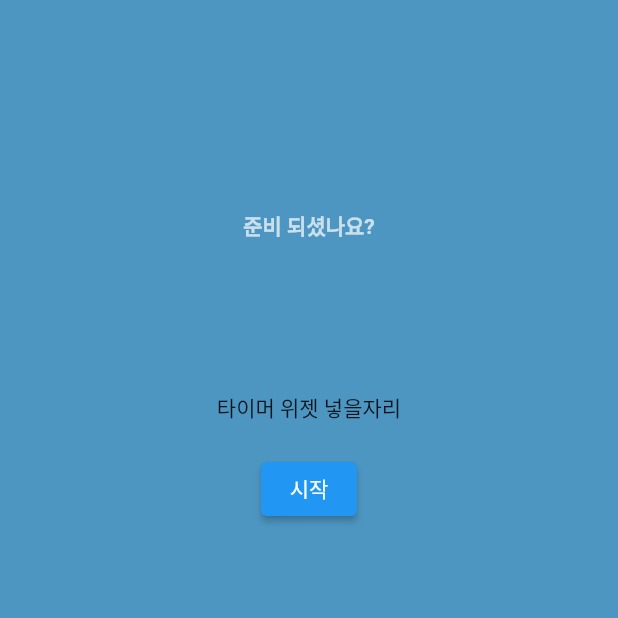
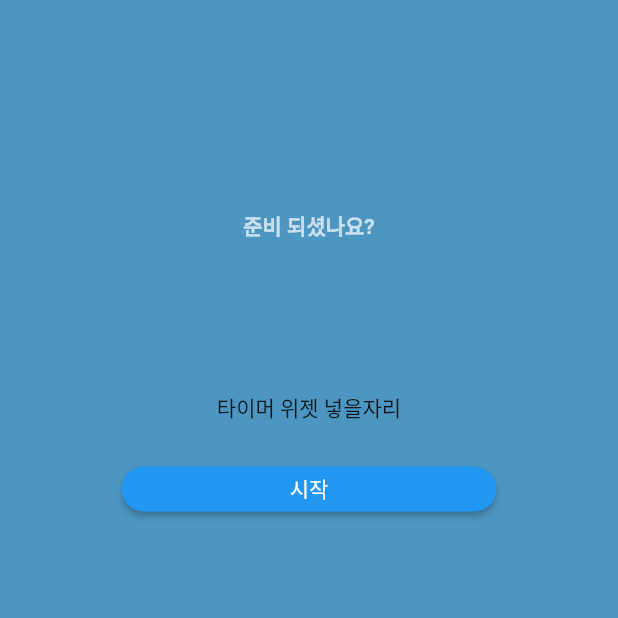
Before and after one commit to mins4416/flutter_timer, a Flutter app: the screen it shows after launch, after a tap on "시작하기", on a phone screen of 412 x 824 dp, the top half of it. Run offline on Flutter 3.47's test engine with Material 2 defaults, Android fonts, the phone set to English and light mode, and no system bars; our stand-ins replace flutter_svg.

```diff
--- a/lib/loading_page.dart
+++ b/lib/loading_page.dart
@@ -38,7 +38,10 @@ class LoadingAppState extends State<LoadingApp> {
                       MaterialPageRoute(builder: (context) => MainTimerApp()));
                 },
                 child: Text('시작하기'),
-                style: ElevatedButton.styleFrom(primary: Colors.amber),
+                style: ElevatedButton.styleFrom(
+                    primary: Colors.amber,
+                    minimumSize: Size(250, 30),
+                    maximumSize: Size(250, 30)),
               ),
             ],
           ),
--- a/lib/main_timer.dart
+++ b/lib/main_timer.dart
@@ -28,7 +28,15 @@ class MainTimerAppState extends State<MainTimerApp> {
                   Padding(padding: EdgeInsets.all(50)),
                   Text('타이머 위젯 넣을자리'),
                   Padding(padding: EdgeInsets.all(10)),
-                  ElevatedButton(onPressed: () {}, child: Text('시작'))
+                  ElevatedButton(
+                    onPressed: () {},
+                    child: Text('시작'),
+                    style: ElevatedButton.styleFrom(
+                        minimumSize: Size(250, 30),
+                        maximumSize: Size(250, 30),
+                        shape: RoundedRectangleBorder(
+                            borderRadius: BorderRadius.circular(18.0))),
+                  )
                 ],
               ),
             ),
```
